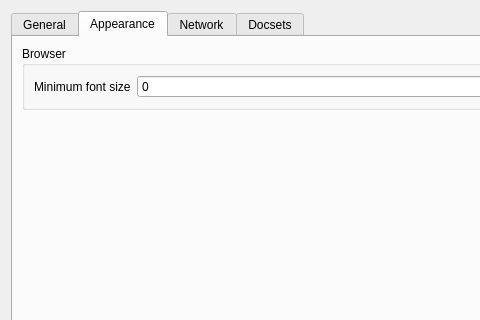
zealdocs/zeal, file src/ui/forms/settingsdialog.ui: the form before one commit; both pictures show x 0 to 480 and y 0 to 320 of the 624 by 505 pixel window.
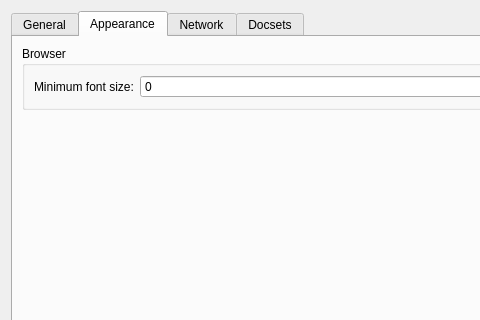
The form after the commit. The open tabs and pages were chosen to show the change. Custom widgets are drawn as their Qt base class.

Commit message: Fix label in options

Patch:
```diff
--- a/src/ui/forms/settingsdialog.ui
+++ b/src/ui/forms/settingsdialog.ui
@@ -184,7 +184,7 @@
           <item row="0" column="0">
            <widget class="QLabel" name="label_2">
             <property name="text">
-             <string>Minimum font size</string>
+             <string>Minimum font size:</string>
             </property>
            </widget>
           </item>
```
